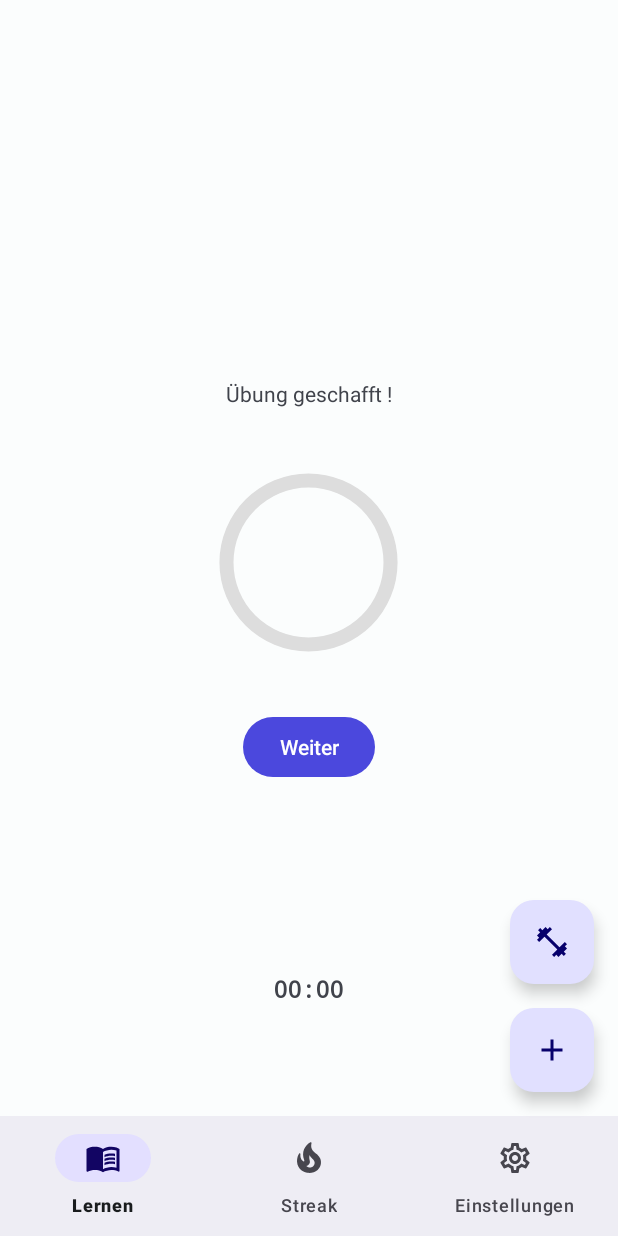
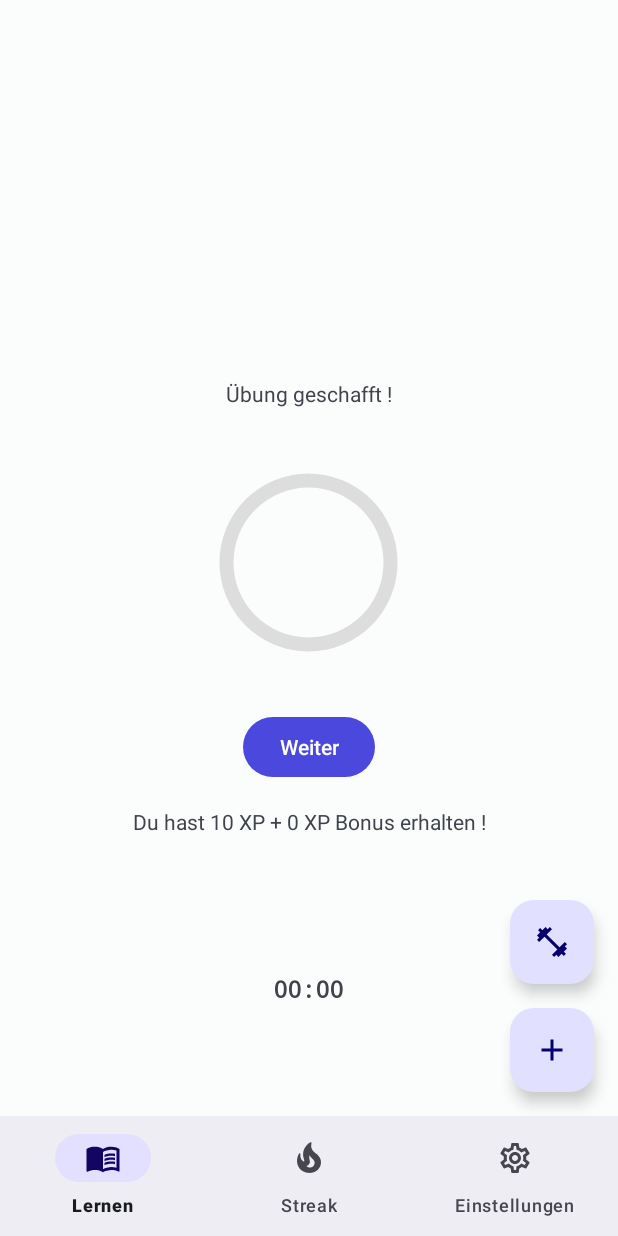
Before and after one commit to Luki2811/VokabelTrainer, an Android app: the fragment PracticeFinishFragment placed in its activity, on a phone screen of 412 x 824 dp. Run offline under Robolectric (Android 15) with nearby library versions, the phone set to English and light mode, and no system bars; our stand-ins replace navigation-ui; Roboto replaces fonts that are not available here; 8 statements that could not run were skipped.

Commit message:
28.07.2022 9:44

```diff
--- a/app/src/main/java/de/luki2811/dev/vokabeltrainer/Streak.kt
+++ b/app/src/main/java/de/luki2811/dev/vokabeltrainer/Streak.kt
@@ -31,10 +31,8 @@ class Streak(val context: Context) {
         }catch (e: JSONException){
             e.printStackTrace()
         }
-
         refresh()
     }
-
 
     fun refresh(){
         xpGoal = JSONObject(AppFile.loadFromFile(File(context.filesDir, AppFile.NAME_FILE_SETTINGS))).getString("dailyObjectiveStreak").removeSuffix("XP").toInt()
@@ -75,95 +73,4 @@ class Streak(val context: Context) {
         streakData.put(JSONObject().put("date", dateToday).put("xp", xpToday).put("goal", xpGoal))
         AppFile.writeInFile(streakData.toString(), File(context.filesDir, AppFile.NAME_FILE_STREAK))
     }
-
-    /** var length = 0
-    var xpReached = 0
-        private set
-    var xpGoal = 0
-    var lastTimeReachedGoal: LocalDate = LocalDate.now()
-    var lastTimeChecked: LocalDate = LocalDate.now()
-    var isReachedToday = false
-        private set
-
-    fun addXP(value: Int) {
-        val streakFile = File(context.filesDir, AppFile.NAME_FILE_STREAK)
-        try {
-            val streakData = JSONObject(AppFile.loadFromFile(streakFile))
-            streakData.put("reachedInXPToday", value + xpReached)
-            xpReached += value
-            AppFile.writeInFile(streakData.toString(),streakFile)
-
-        } catch (e: JSONException) {
-            e.printStackTrace()
-        }
-    }
-
-    init {
-        val streakFile = File(context.filesDir, AppFile.NAME_FILE_STREAK)
-        val settings = Settings(context)
-        if (streakFile.exists()) {
-            try {
-                val streakData = JSONObject(AppFile.loadFromFile(streakFile))
-                length = streakData.getInt("lengthInDays")
-                xpGoal = settings.dailyObjectiveStreak.removeSuffix("XP").toInt()
-                xpReached = streakData.getInt("reachedInXPToday")
-                lastTimeChecked = LocalDate.parse(streakData.getString("lastTimeChecked"))
-                lastTimeReachedGoal = LocalDate.parse(streakData.getString("lastDayReachedGoal"))
-                isReachedToday = streakData.getBoolean("reachedToday")
-
-                // Check if streak is valid
-                val today = LocalDate.now()
-                if (lastTimeReachedGoal.isEqual(today.minusDays(1)) && !lastTimeChecked.isEqual(
-                        today
-                    )
-                ) {
-                    xpReached = 0
-                    isReachedToday = false
-                    lastTimeChecked = today
-                } else if (!lastTimeChecked.isEqual(today)) {
-                    length = 0
-                    isReachedToday = false
-                    xpReached = 0
-                    lastTimeChecked = today
-                }
-
-                // Check if need to increase streak
-                if (!isReachedToday) {
-                    if (xpReached >= xpGoal) {
-                        length += 1
-                        lastTimeReachedGoal = today
-                        isReachedToday = true
-                    }
-                }
-                streakData.put("lengthInDays", length)
-                streakData.put("reachedToday", isReachedToday)
-                streakData.put("reachedInXPToday", xpReached)
-                streakData.put("lastTimeChecked", lastTimeChecked)
-                streakData.put("lastDayReachedGoal", lastTimeReachedGoal)
-                AppFile.writeInFile(streakData.toString(), streakFile)
-            } catch (e: JSONException) {
-                e.printStackTrace()
-            }
-        } else {
-            try {
-                val streakData = JSONObject()
-                streakData.put("lengthInDays", 0)
-                streakData.put("goalInXP", 50)
-                streakData.put("reachedInXPToday", 0)
-                val localDate = LocalDate.now()
-                streakData.put("lastDayReachedGoal", LocalDate.of(2005, 11, 28))
-                streakData.put("reachedToday", false)
-                streakData.put("lastTimeChecked", localDate.toString())
-                length = streakData.getInt("lengthInDays")
-                xpGoal = streakData.getInt("goalInXP")
-                xpReached = streakData.getInt("reachedInXPToday")
-                isReachedToday = streakData.getBoolean("reachedToday")
-                lastTimeChecked = LocalDate.parse(streakData.getString("lastTimeChecked"))
-                lastTimeReachedGoal = LocalDate.parse(streakData.getString("lastDayReachedGoal"))
-                AppFile.writeInFile(streakData.toString(), streakFile)
-            } catch (e: JSONException) {
-                e.printStackTrace()
-            }
-        }
-    } **/
 }
--- a/app/src/main/java/de/luki2811/dev/vokabeltrainer/ui/practice/PracticeFinishFragment.kt
+++ b/app/src/main/java/de/luki2811/dev/vokabeltrainer/ui/practice/PracticeFinishFragment.kt
@@ -52,14 +52,15 @@ class PracticeFinishFragment : Fragment() {
         val streak = Streak(requireContext())
         // Basic XP (1XP for 1Word)
         streak.xpToday += 10
+        // Extra XP
+        val extraXp = 5 - args.numberOfMistakes
+        if(extraXp >= 0){
+            streak.xpToday += extraXp
+            binding.textViewFinishedXP.text = getString(R.string.xp_reached, 10, extraXp)
+        }else
+            binding.textViewFinishedXP.text = getString(R.string.xp_reached, 10, 0)
+
         streak.refresh()
-
-        // MAX 5 extra XP (decrease 1 XP for each mistake)
-        //if (5 - (counterRest - 10) >= 0) {
-        //    // streak.addXP(5 - (counterRest - 10))
-        //    binding.textViewFinishedXP.text = getString(R.string.xp_reached, 10, 5 - (counterRest - 10))
-        //}
-        // else binding.textViewFinishedXP.text = getString(R.string.xp_reached, 10, 0)
 
         return binding.root
     }
```
Also changed, not shown: 1 other file.
